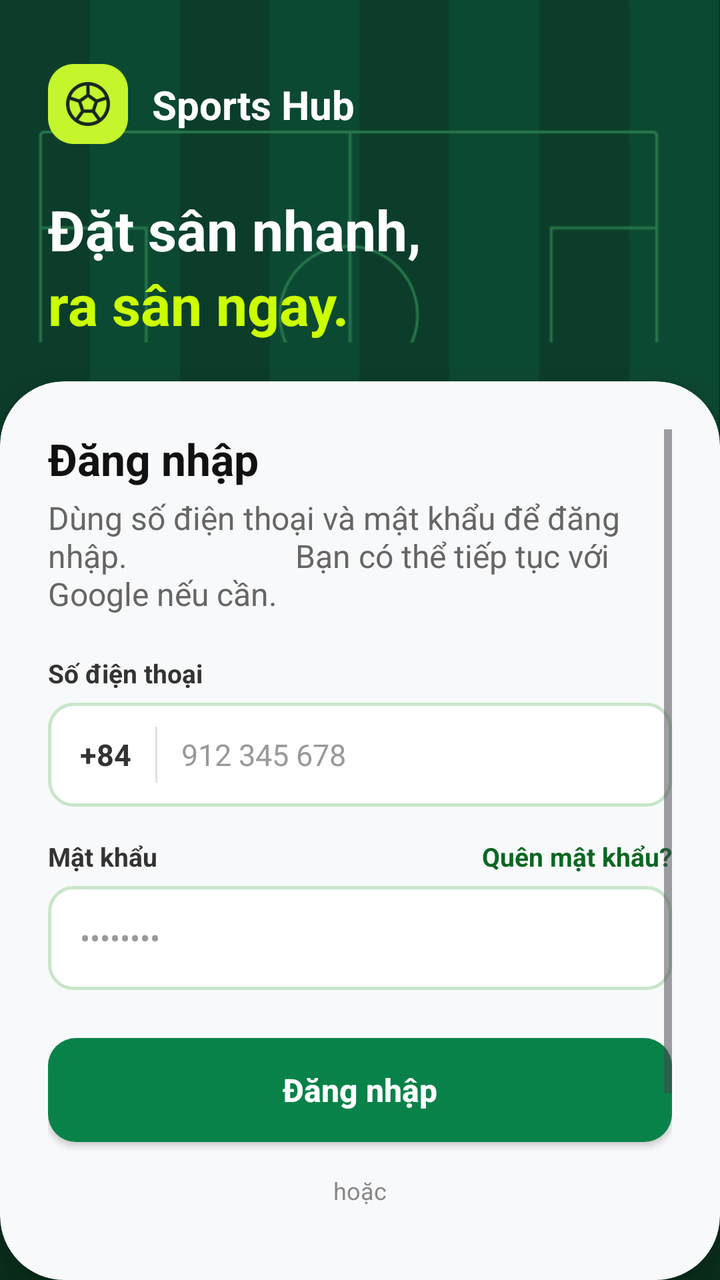
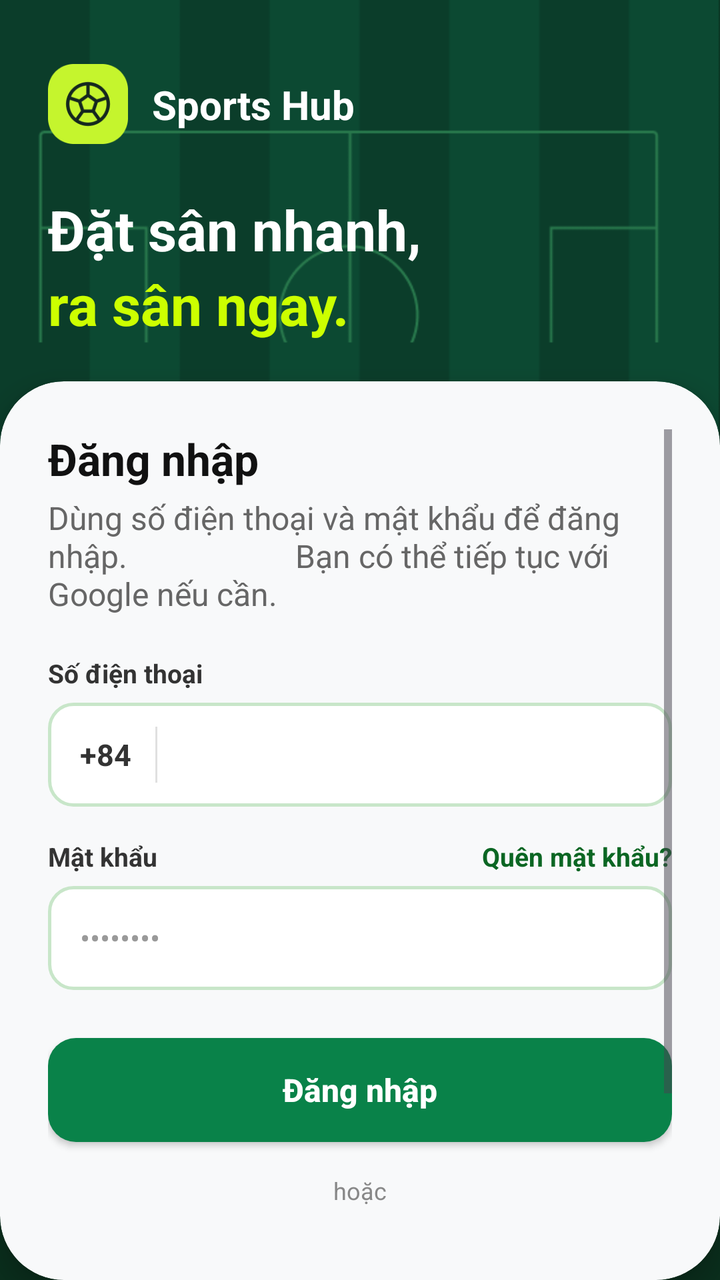

The first picture is an Android layout as it rendered before a commit; the second is the same layout after the commit. The layout source and the unified diff follow.
<!-- AndroidManifest.xml: application theme Theme.Sporthubnew -->
<!-- res/layout/activity_login.xml -->
<?xml version="1.0" encoding="utf-8"?>
<androidx.constraintlayout.widget.ConstraintLayout xmlns:android="http://schemas.android.com/apk/res/android"
    xmlns:app="http://schemas.android.com/apk/res-auto"
    android:id="@+id/mainLogin"
    android:layout_width="match_parent"
    android:layout_height="match_parent"
    android:background="#0A2F1D">

    
    <ImageView
        android:id="@+id/viewHeaderBackground"
        android:layout_width="match_parent"
        android:layout_height="320dp"
        android:contentDescription="@null"
        android:scaleType="centerCrop"
        android:src="@drawable/background_header"
        app:layout_constraintTop_toTopOf="parent" />

    
    <ImageView
        android:id="@+id/imgLogo"
        android:layout_width="40dp"
        android:layout_height="40dp"
        android:layout_marginStart="24dp"
        android:layout_marginTop="32dp"
        android:src="@drawable/logo_sporthub"
        app:layout_constraintStart_toStartOf="parent"
        app:layout_constraintTop_toTopOf="parent" />

    
    <TextView
        android:id="@+id/tvAppName"
        android:layout_width="wrap_content"
        android:layout_height="wrap_content"
        android:layout_marginStart="12dp"
        android:text="Sports Hub"
        android:textColor="#FFFFFF"
        android:textSize="20sp"
        android:textStyle="bold"
        app:layout_constraintBottom_toBottomOf="@id/imgLogo"
        app:layout_constraintStart_toEndOf="@id/imgLogo"
        app:layout_constraintTop_toTopOf="@id/imgLogo" />

    
    <TextView
        android:id="@+id/tvSlogan1"
        android:layout_width="0dp"
        android:layout_height="wrap_content"
        android:layout_marginStart="24dp"
        android:layout_marginTop="24dp"
        android:layout_marginEnd="24dp"
        android:text="Đặt sân nhanh,"
        android:textColor="#FFFFFF"
        android:textSize="28sp"
        android:textStyle="bold"
        app:layout_constraintEnd_toEndOf="parent"
        app:layout_constraintStart_toStartOf="parent"
        app:layout_constraintTop_toBottomOf="@id/imgLogo" />

    
    <TextView
        android:id="@+id/tvSlogan2"
        android:layout_width="0dp"
        android:layout_height="wrap_content"
        android:layout_marginStart="24dp"
        android:layout_marginEnd="24dp"
        android:text="ra sân ngay."
        android:textColor="#CCFF00"
        android:textSize="28sp"
        android:textStyle="bold"
        app:layout_constraintEnd_toEndOf="parent"
        app:layout_constraintStart_toStartOf="parent"
        app:layout_constraintTop_toBottomOf="@id/tvSlogan1" />


    
    <androidx.cardview.widget.CardView
        android:layout_width="match_parent"
        android:layout_height="0dp"
        android:layout_marginTop="20dp"
        app:cardBackgroundColor="#F8F9FA"
        app:cardCornerRadius="32dp"
        app:cardElevation="8dp"
        app:layout_constraintBottom_toBottomOf="parent"
        app:layout_constraintTop_toBottomOf="@id/tvSlogan2">

        <ScrollView
            android:layout_width="match_parent"
            android:layout_height="match_parent"
            android:fillViewport="true"
            android:padding="24dp">

            <androidx.constraintlayout.widget.ConstraintLayout
                android:layout_width="match_parent"
                android:layout_height="wrap_content">

                
                <TextView
                    android:id="@+id/tvLoginTitle"
                    android:layout_width="wrap_content"
                    android:layout_height="wrap_content"
                    android:text="Đăng nhập"
                    android:textColor="#111111"
                    android:textSize="22sp"
                    android:textStyle="bold"
                    app:layout_constraintStart_toStartOf="parent"
                    app:layout_constraintTop_toTopOf="parent" />

                
                <TextView
                    android:id="@+id/tvLoginSubtitle"
                    android:layout_width="0dp"
                    android:layout_height="wrap_content"
                    android:layout_marginTop="4dp"
                    android:text="Dùng số điện thoại và mật khẩu để đăng nhập.
                    Bạn có thể tiếp tục với Google nếu cần."
                    android:textColor="#666666"
                    android:textSize="16sp"
                    app:layout_constraintEnd_toEndOf="parent"
                    app:layout_constraintStart_toStartOf="parent"
                    app:layout_constraintTop_toBottomOf="@id/tvLoginTitle" />

                
                <TextView
                    android:id="@+id/tvPhoneLabel"
                    android:layout_width="wrap_content"
                    android:layout_height="wrap_content"
                    android:layout_marginTop="20dp"
                    android:text="Số điện thoại"
                    android:textColor="#333333"
                    android:textSize="13sp"
                    android:textStyle="bold"
                    app:layout_constraintStart_toStartOf="parent"
                    app:layout_constraintTop_toBottomOf="@id/tvLoginSubtitle" />

                
                <LinearLayout
                    android:id="@+id/layoutPhoneInput"
                    android:layout_width="match_parent"
                    android:layout_height="52dp"
                    android:layout_marginTop="6dp"
                    android:background="@drawable/bg_input_field"
                    android:orientation="horizontal"
                    app:layout_constraintTop_toBottomOf="@id/tvPhoneLabel">

                    
                    <TextView
                        android:layout_width="wrap_content"
                        android:layout_height="match_parent"
                        android:gravity="center"
                        android:paddingStart="16dp"
                        android:paddingEnd="12dp"
                        android:text="+84"
                    android:textColor="#333333"
                    android:textSize="15sp"
                    android:textStyle="bold" />

                    
                    <View
                        android:layout_width="1dp"
                        android:layout_height="match_parent"
                        android:layout_marginTop="12dp"
                        android:layout_marginBottom="12dp"
                        android:background="#E0E0E0" />

                    
                    <EditText
                        android:id="@+id/edtPhoneNumber"
                        android:layout_width="match_parent"
                        android:layout_height="match_parent"
                        android:background="@null"
                        android:hint="912 345 678"
                        android:inputType="phone"
                        android:paddingStart="12dp"
                        android:paddingEnd="16dp"
                        android:textColor="#111111"
                        android:textColorHint="#999999"
                        android:textSize="15sp" />
                </LinearLayout>

                
                <TextView
                    android:id="@+id/tvPasswordLabel"
                    android:layout_width="wrap_content"
                    android:layout_height="wrap_content"
                    android:layout_marginTop="16dp"
                    android:text="Mật khẩu"
                    android:textColor="#333333"
                    android:textSize="13sp"
                    android:textStyle="bold"
                    app:layout_constraintStart_toStartOf="parent"
                    app:layout_constraintTop_toBottomOf="@id/layoutPhoneInput" />

                <TextView
                    android:id="@+id/tvForgotPassword"
                    android:layout_width="wrap_content"
                    android:layout_height="wrap_content"
                    android:text="Quên mật khẩu?"
                    android:textColor="#0B6623"
                    android:textSize="13sp"
                    android:textStyle="bold"
                    app:layout_constraintBottom_toBottomOf="@id/tvPasswordLabel"
                    app:layout_constraintEnd_toEndOf="parent"
                    app:layout_constraintTop_toTopOf="@id/tvPasswordLabel" />

                
                <EditText
                    android:id="@+id/edtPassword"
                    android:layout_width="match_parent"
                    android:layout_height="52dp"
                    android:layout_marginTop="6dp"
                    android:background="@drawable/bg_input_field"
                    android:hint="••••••••"
                    android:inputType="textPassword"
                    android:paddingStart="16dp"
                    android:paddingEnd="16dp"
                    android:textColor="#111111"
                    android:textColorHint="#999999"
                    android:textSize="15sp"
                    app:layout_constraintTop_toBottomOf="@id/tvPasswordLabel" />

                
                <androidx.appcompat.widget.AppCompatButton
                    android:id="@+id/btnLogin"
                    android:layout_width="match_parent"
                    android:layout_height="52dp"
                    android:layout_marginTop="24dp"
                    android:background="@drawable/bg_button_primary"
                    android:text="Đăng nhập"
                    android:textAllCaps="false"
                    android:textColor="#FFFFFF"
                    android:textSize="16sp"
                    android:textStyle="bold"
                    app:layout_constraintTop_toBottomOf="@id/edtPassword" />

                
                <TextView
                    android:id="@+id/tvOr"
                    android:layout_width="wrap_content"
                    android:layout_height="wrap_content"
                    android:layout_marginTop="16dp"
                    android:text="hoặc"
                    android:textColor="#888888"
                    android:textSize="12sp"
                    app:layout_constraintEnd_toEndOf="parent"
                    app:layout_constraintStart_toStartOf="parent"
                    app:layout_constraintTop_toBottomOf="@id/btnLogin" />

                
                <LinearLayout
                    android:id="@+id/btnGoogleLogin"
                    android:layout_width="match_parent"
                    android:layout_height="52dp"
                    android:layout_marginTop="16dp"
                    android:background="@drawable/bg_button_google"
                    android:gravity="center"
                    android:orientation="horizontal"
                    android:clickable="true"
                    android:focusable="true"
                    app:layout_constraintTop_toBottomOf="@id/tvOr">

                    
                    <ImageView
                        android:layout_width="20dp"
                        android:layout_height="20dp"
                        android:layout_marginEnd="8dp"
                        android:src="@drawable/logo_gg" /> 

                    <TextView
                        android:layout_width="wrap_content"
                        android:layout_height="wrap_content"
                        android:text="Tiếp tục với Google"
                        android:textColor="#333333"
                        android:textSize="15sp"
                        android:textStyle="bold" />
                </LinearLayout>

                
                <LinearLayout
                    android:layout_width="wrap_content"
                    android:layout_height="wrap_content"
                    android:layout_marginTop="20dp"
                    android:orientation="horizontal"
                    app:layout_constraintEnd_toEndOf="parent"
                    app:layout_constraintStart_toStartOf="parent"
                    app:layout_constraintTop_toBottomOf="@id/btnGoogleLogin">

                    <TextView
                        android:layout_width="wrap_content"
                        android:layout_height="wrap_content"
                        android:text="Chưa có tài khoản? "
                        android:textColor="#666666"
                        android:textSize="13sp" />

                    <TextView
                        android:id="@+id/tvRegister"
                        android:layout_width="wrap_content"
                        android:layout_height="wrap_content"
                        android:text="Đăng ký"
                        android:textColor="#0B6623"
                        android:textSize="13sp"
                        android:textStyle="bold" />
                </LinearLayout>

                
                <TextView
                    android:layout_width="0dp"
                    android:layout_height="wrap_content"
                    android:layout_marginTop="32dp"
                    android:layout_marginBottom="16dp"
                    android:gravity="center"
                    android:text="Tiếp tục nghĩa là bạn đồng ý Điều khoản và Chính sách bảo mật."
                    android:textColor="#888888"
                    android:textSize="11sp"
                    app:layout_constraintBottom_toBottomOf="parent"
                    app:layout_constraintEnd_toEndOf="parent"
                    app:layout_constraintStart_toStartOf="parent"
                    app:layout_constraintTop_toBottomOf="@id/btnGoogleLogin"
                    app:layout_constraintVertical_bias="1.0" />

            </androidx.constraintlayout.widget.ConstraintLayout>
        </ScrollView>
    </androidx.cardview.widget.CardView>

</androidx.constraintlayout.widget.ConstraintLayout>
<!-- resources referenced by this layout -->
<resources>
  <!-- drawable background_header: png bitmap (drawable, 12048 bytes) -->
  <!-- drawable bg_button_google (drawable) -->
  <?xml version="1.0" encoding="utf-8"?>
  <shape xmlns:android="http://schemas.android.com/apk/res/android"
      android:shape="rectangle">
      <solid android:color="#FFFFFF" />
      <corners android:radius="14dp" />
      <stroke android:width="1dp" android:color="#E0E0E0" />
  </shape>
  <!-- drawable bg_button_primary (drawable) -->
  <?xml version="1.0" encoding="utf-8"?>
  <shape xmlns:android="http://schemas.android.com/apk/res/android"
      android:shape="rectangle">
      <solid android:color="#098249" />
      <corners android:radius="14dp" />
  </shape>
  <!-- drawable bg_input_field (drawable) -->
  <?xml version="1.0" encoding="utf-8"?>
  <shape xmlns:android="http://schemas.android.com/apk/res/android"
      android:shape="rectangle">
      <solid android:color="#FFFFFF" />
      <corners android:radius="12dp" />
      <stroke android:width="1.5dp" android:color="#C8E6C9" />
  </shape>
  <!-- drawable logo_gg: png bitmap (drawable, 622 bytes) -->
  <!-- drawable logo_sporthub: png bitmap (drawable, 2797 bytes) -->
  <style name="Theme.Sporthubnew" parent="Base.Theme.Sporthubnew" />
  <style name="Base.Theme.Sporthubnew" parent="Theme.Material3.DayNight.NoActionBar">
          
          
      </style>
</resources>

<!-- the commit's change to res/layout/activity_login.xml (unified diff, before → after) -->
@@ -169,7 +169,7 @@
                         android:layout_width="match_parent"
                         android:layout_height="match_parent"
                         android:background="@null"
-                        android:hint="912 345 678"
+                        android:hint=""
                         android:inputType="phone"
                         android:paddingStart="12dp"
                         android:paddingEnd="16dp"
